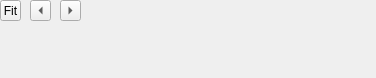
Old version of the form qCC/ui_templates/bdrImageEditorPanel.ui in the repository CloudCompare/CloudCompare.
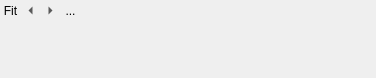
New version of the form. Icons and pictures are not drawn.

Commit message: overlay toggle

```diff
--- a/qCC/ui_templates/bdrImageEditorPanel.ui
+++ b/qCC/ui_templates/bdrImageEditorPanel.ui
@@ -36,7 +36,7 @@
      <normaloff>:/CC/Stocker/images/stocker/zoomfit.png</normaloff>:/CC/Stocker/images/stocker/zoomfit.png</iconset>
    </property>
    <property name="autoRaise">
-    <bool>false</bool>
+    <bool>true</bool>
    </property>
    <property name="arrowType">
     <enum>Qt::NoArrow</enum>
@@ -45,7 +45,7 @@
   <widget class="QToolButton" name="PreviousToolButton">
    <property name="geometry">
     <rect>
-     <x>30</x>
+     <x>20</x>
      <y>0</y>
      <width>21</width>
      <height>21</height>
@@ -58,7 +58,7 @@
     <string>...</string>
    </property>
    <property name="autoRaise">
-    <bool>false</bool>
+    <bool>true</bool>
    </property>
    <property name="arrowType">
     <enum>Qt::LeftArrow</enum>
@@ -67,7 +67,7 @@
   <widget class="QToolButton" name="NextToolButton">
    <property name="geometry">
     <rect>
-     <x>60</x>
+     <x>40</x>
      <y>0</y>
      <width>21</width>
      <height>21</height>
@@ -80,12 +80,35 @@
     <string>...</string>
    </property>
    <property name="autoRaise">
-    <bool>false</bool>
+    <bool>true</bool>
    </property>
    <property name="arrowType">
     <enum>Qt::RightArrow</enum>
    </property>
   </widget>
+  <widget class="QToolButton" name="OverlayToolButton">
+   <property name="geometry">
+    <rect>
+     <x>60</x>
+     <y>0</y>
+     <width>21</width>
+     <height>21</height>
+    </rect>
+   </property>
+   <property name="text">
+    <string>...</string>
+   </property>
+   <property name="icon">
+    <iconset resource="../icones.qrc">
+     <normaloff>:/CC/Stocker/images/stocker/plus.png</normaloff>:/CC/Stocker/images/stocker/plus.png</iconset>
+   </property>
+   <property name="checkable">
+    <bool>true</bool>
+   </property>
+   <property name="autoRaise">
+    <bool>true</bool>
+   </property>
+  </widget>
  </widget>
  <resources>
   <include location="../icones.qrc"/>
```
The commit also changes 4 other files.
